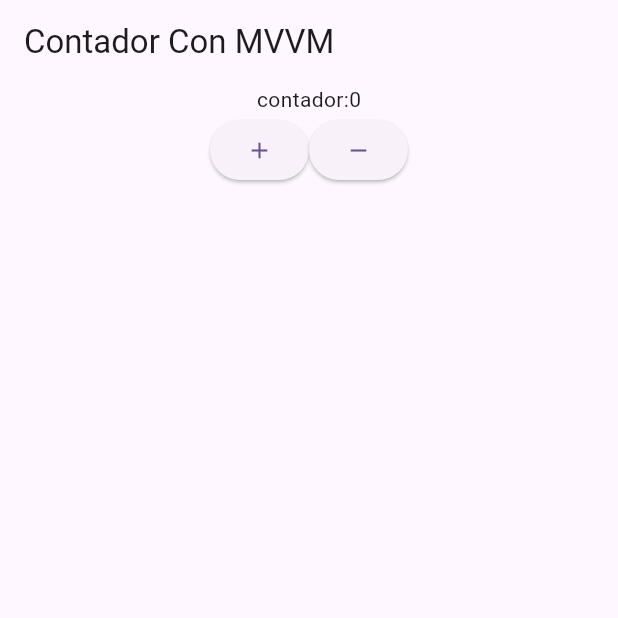
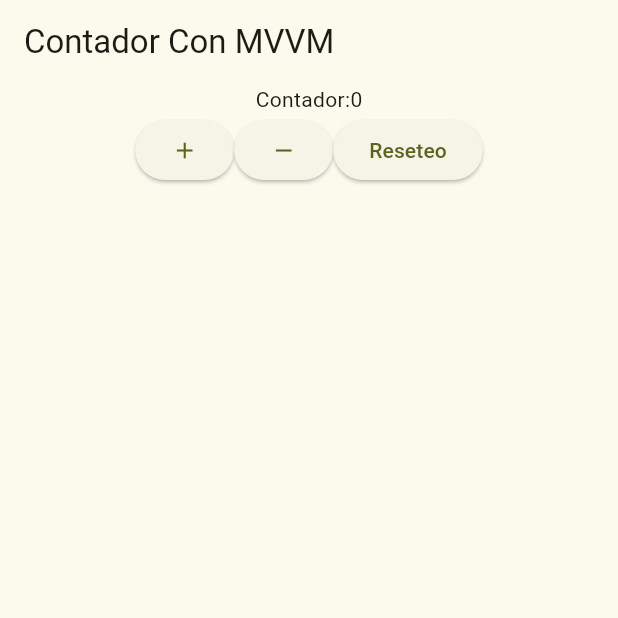
Before and after one commit to Mag615-afk/my_app, a Flutter app: the screen it shows after launch, on a phone screen of 412 x 824 dp, the top half of it. Run offline on Flutter 3.47's test engine with Material 3 defaults, Android fonts, the phone set to English and light mode, and no system bars.

Commit message:
Se creó el botón reseteo

```diff
--- a/lib/main.dart
+++ b/lib/main.dart
@@ -20,7 +20,7 @@ class MyApp extends StatelessWidget {
     return MaterialApp(
       title: 'Flutter Demo',
       theme: ThemeData(
-        colorScheme: ColorScheme.fromSeed(seedColor: Colors.deepPurple),
+        colorScheme: ColorScheme.fromSeed(seedColor: const Color.fromARGB(255, 215, 238, 65)),
       ),
       home: CounterView(),
     );
--- a/lib/view/counter_view.dart
+++ b/lib/view/counter_view.dart
@@ -13,7 +13,7 @@ Widget build(BuildContext context) {
     body: Center(
       child: Column(
       children: <Widget>[
-        Text("contador:${counterViewModel.count}"),
+        Text("Contador:${counterViewModel.count}"),
         Row(
           mainAxisAlignment: MainAxisAlignment.center,
           children: [
@@ -28,6 +28,11 @@ Widget build(BuildContext context) {
         },
         child:Icon(Icons.remove),
         ),
+            ElevatedButton(onPressed: (){
+           counterViewModel.reset();
+        },
+        child:const Text("Reseteo")),
+
           ],
         )
 
--- a/lib/viewmodel/counter_viewmodel.dart
+++ b/lib/viewmodel/counter_viewmodel.dart
@@ -11,4 +11,8 @@ class CounterViewModel extends ChangeNotifier {
     model.count--;
     notifyListeners();
   }
+  void reset(){
+  model.count = 0;
+  notifyListeners();
 }
+}
```
Also changed, not shown: pubspec.lock.
